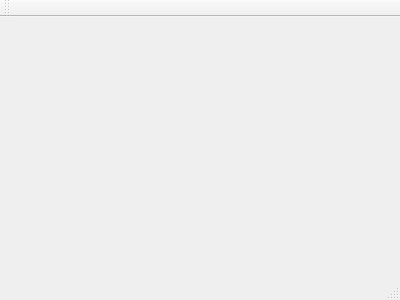
The window that mainwindow.ui (karthagokul/raft) describes before a commit, drawn with Qt 5.
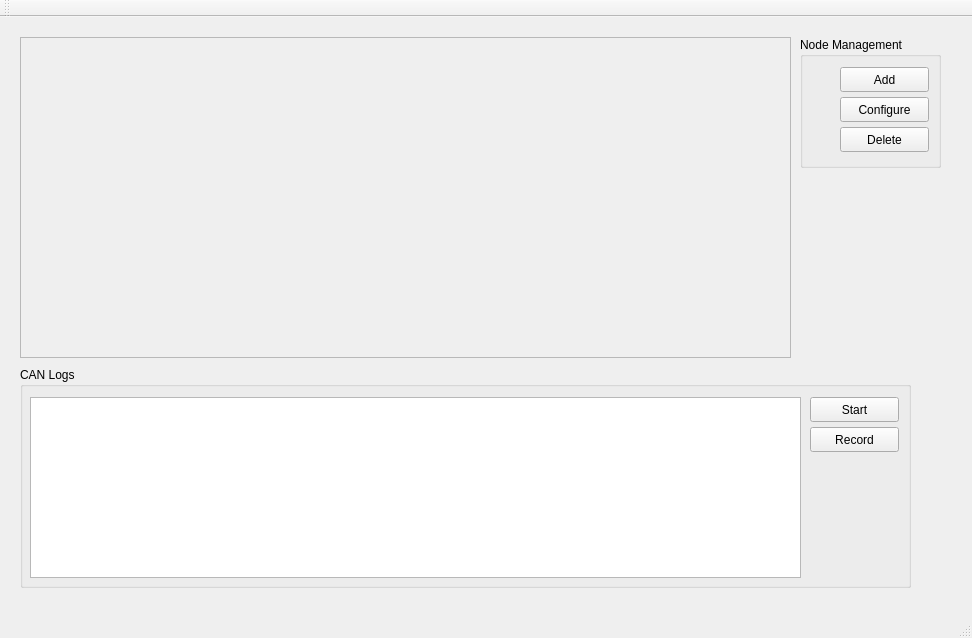
The same window after the commit.

Patch:
```diff
--- a/mainwindow.ui
+++ b/mainwindow.ui
@@ -1,24 +1,157 @@
 <ui version="4.0">
  <class>MainWindow</class>
- <widget class="QMainWindow" name="MainWindow" >
-  <property name="geometry" >
+ <widget class="QMainWindow" name="MainWindow">
+  <property name="geometry">
    <rect>
     <x>0</x>
     <y>0</y>
-    <width>400</width>
-    <height>300</height>
+    <width>972</width>
+    <height>638</height>
    </rect>
   </property>
   <property name="windowTitle" >
    <string>MainWindow</string>
   </property>
-  <widget class="QMenuBar" name="menuBar" />
-  <widget class="QToolBar" name="mainToolBar" />
-  <widget class="QWidget" name="centralWidget" />
-  <widget class="QStatusBar" name="statusBar" />
+  <widget class="QWidget" name="centralWidget">
+   <widget class="QGroupBox" name="groupBox">
+    <property name="geometry">
+     <rect>
+      <x>20</x>
+      <y>350</y>
+      <width>891</width>
+      <height>221</height>
+     </rect>
+    </property>
+    <property name="title">
+     <string>CAN Logs</string>
+    </property>
+    <widget class="QPushButton" name="pushButton">
+     <property name="geometry">
+      <rect>
+       <x>790</x>
+       <y>30</y>
+       <width>89</width>
+       <height>25</height>
+      </rect>
+     </property>
+     <property name="text">
+      <string>Start</string>
+     </property>
+    </widget>
+    <widget class="QPushButton" name="pushButton_2">
+     <property name="geometry">
+      <rect>
+       <x>790</x>
+       <y>60</y>
+       <width>89</width>
+       <height>25</height>
+      </rect>
+     </property>
+     <property name="text">
+      <string>Record</string>
+     </property>
+    </widget>
+    <widget class="QTextEdit" name="textEdit">
+     <property name="geometry">
+      <rect>
+       <x>10</x>
+       <y>30</y>
+       <width>771</width>
+       <height>181</height>
+      </rect>
+     </property>
+    </widget>
+   </widget>
+   <widget class="QFrame" name="frame">
+    <property name="geometry">
+     <rect>
+      <x>20</x>
+      <y>20</y>
+      <width>771</width>
+      <height>321</height>
+     </rect>
+    </property>
+    <property name="frameShape">
+     <enum>QFrame::StyledPanel</enum>
+    </property>
+    <property name="frameShadow">
+     <enum>QFrame::Raised</enum>
+    </property>
+   </widget>
+   <widget class="QGroupBox" name="groupBox_2">
+    <property name="geometry">
+     <rect>
+      <x>800</x>
+      <y>20</y>
+      <width>141</width>
+      <height>131</height>
+     </rect>
+    </property>
+    <property name="title">
+     <string>Node Management</string>
+    </property>
+    <widget class="QPushButton" name="pushButton_3">
+     <property name="geometry">
+      <rect>
+       <x>40</x>
+       <y>30</y>
+       <width>89</width>
+       <height>25</height>
+      </rect>
+     </property>
+     <property name="text">
+      <string>Add</string>
+     </property>
+    </widget>
+    <widget class="QPushButton" name="pushButton_4">
+     <property name="geometry">
+      <rect>
+       <x>40</x>
+       <y>60</y>
+       <width>89</width>
+       <height>25</height>
+      </rect>
+     </property>
+     <property name="text">
+      <string>Configure</string>
+     </property>
+    </widget>
+    <widget class="QPushButton" name="pushButton_5">
+     <property name="geometry">
+      <rect>
+       <x>40</x>
+       <y>90</y>
+       <width>89</width>
+       <height>25</height>
+      </rect>
+     </property>
+     <property name="text">
+      <string>Delete</string>
+     </property>
+    </widget>
+   </widget>
+  </widget>
+  <widget class="QMenuBar" name="menuBar">
+   <property name="geometry">
+    <rect>
+     <x>0</x>
+     <y>0</y>
+     <width>972</width>
+     <height>22</height>
+    </rect>
+   </property>
+  </widget>
+  <widget class="QToolBar" name="mainToolBar">
+   <attribute name="toolBarArea">
+    <enum>TopToolBarArea</enum>
+   </attribute>
+   <attribute name="toolBarBreak">
+    <bool>false</bool>
+   </attribute>
+  </widget>
+  <widget class="QStatusBar" name="statusBar"/>
  </widget>
- <layoutDefault spacing="6" margin="11" />
- <pixmapfunction></pixmapfunction>
+ <layoutdefault spacing="6" margin="11"/>
  <resources/>
  <connections/>
 </ui>
```
Left out of the diff: 5 changed lines with no effect on the pictures.
